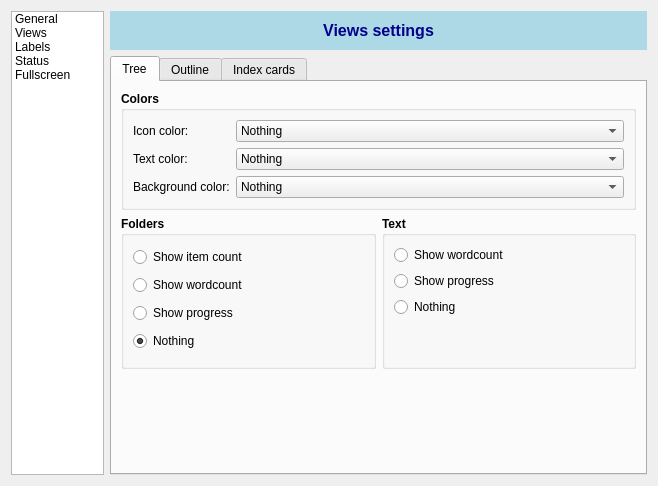
Old version of the form src/ui/settings.ui in the repository olivierkes/manuskript.
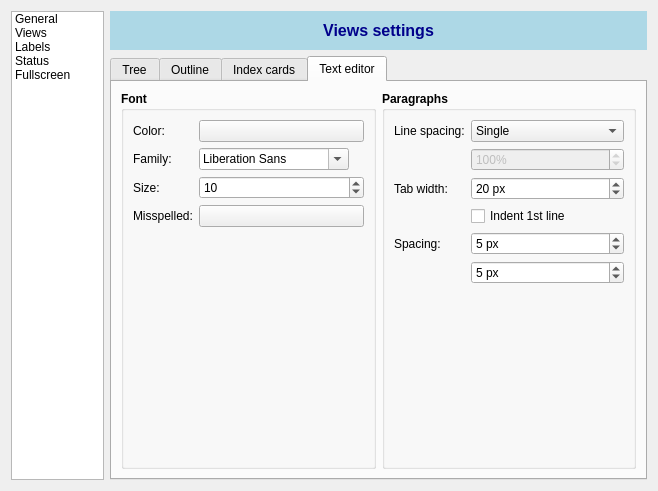
New version of the form. The open tabs and pages were chosen to show the change. Icons and pictures are not drawn.

What changed in the file:
```diff
--- a/src/ui/settings.ui
+++ b/src/ui/settings.ui
@@ -7,7 +7,7 @@
     <x>0</x>
     <y>0</y>
     <width>658</width>
-    <height>486</height>
+    <height>491</height>
    </rect>
   </property>
   <property name="windowTitle">
@@ -436,7 +436,7 @@
        <item>
         <widget class="QTabWidget" name="tabViews">
          <property name="currentIndex">
-          <number>0</number>
+          <number>3</number>
          </property>
          <widget class="QWidget" name="tab">
           <attribute name="title">
@@ -1485,6 +1485,377 @@
            </item>
           </layout>
          </widget>
+         <widget class="QWidget" name="tab_4">
+          <attribute name="title">
+           <string>Text editor</string>
+          </attribute>
+          <layout class="QHBoxLayout" name="horizontalLayout_11">
+           <item>
+            <widget class="QGroupBox" name="groupBox_12">
+             <property name="font">
+              <font>
+               <weight>75</weight>
+               <bold>true</bold>
+              </font>
+             </property>
+             <property name="title">
+              <string>Font</string>
+             </property>
+             <layout class="QFormLayout" name="formLayout_8">
+              <item row="0" column="0">
+               <widget class="QLabel" name="label_37">
+                <property name="font">
+                 <font>
+                  <weight>50</weight>
+                  <bold>false</bold>
+                 </font>
+                </property>
+                <property name="text">
+                 <string>Color:</string>
+                </property>
+               </widget>
+              </item>
+              <item row="0" column="1">
+               <widget class="QPushButton" name="btnEditorFontColor">
+                <property name="sizePolicy">
+                 <sizepolicy hsizetype="Preferred" vsizetype="Fixed">
+                  <horstretch>0</horstretch>
+                  <verstretch>0</verstretch>
+                 </sizepolicy>
+                </property>
+                <property name="font">
+                 <font>
+                  <weight>50</weight>
+                  <bold>false</bold>
+                 </font>
+                </property>
+                <property name="text">
+                 <string/>
+                </property>
+               </widget>
+              </item>
+              <item row="1" column="0">
+               <widget class="QLabel" name="label_39">
+                <property name="font">
+                 <font>
+                  <weight>50</weight>
+                  <bold>false</bold>
+                 </font>
+                </property>
+                <property name="text">
+                 <string>Family:</string>
+                </property>
+               </widget>
+              </item>
+              <item row="1" column="1">
+               <widget class="QFontComboBox" name="cmbEditorFontFamily">
+                <property name="sizePolicy">
+                 <sizepolicy hsizetype="Preferred" vsizetype="Fixed">
+                  <horstretch>0</horstretch>
+                  <verstretch>0</verstretch>
+                 </sizepolicy>
+                </property>
+                <property name="maximumSize">
+                 <size>
+                  <width>150</width>
+                  <height>16777215</height>
+                 </size>
+                </property>
+                <property name="font">
+                 <font>
+                  <weight>50</weight>
+                  <bold>false</bold>
+                 </font>
+                </property>
+               </widget>
+              </item>
+              <item row="2" column="0">
+               <widget class="QLabel" name="label_38">
+                <property name="font">
+                 <font>
+                  <weight>50</weight>
+                  <bold>false</bold>
+                 </font>
+                </property>
+                <property name="text">
+                 <string>Size:</string>
+                </property>
+               </widget>
+              </item>
+              <item row="3" column="0">
+               <widget class="QLabel" name="label_36">
+                <property name="font">
+                 <font>
+                  <weight>50</weight>
+                  <bold>false</bold>
+                 </font>
+                </property>
+                <property name="text">
+                 <string>Misspelled:</string>
+                </property>
+               </widget>
+              </item>
+              <item row="3" column="1">
+               <widget class="QPushButton" name="btnEditorMisspelledColor">
+                <property name="sizePolicy">
+                 <sizepolicy hsizetype="Preferred" vsizetype="Fixed">
+                  <horstretch>0</horstretch>
+                  <verstretch>0</verstretch>
+                 </sizepolicy>
+                </property>
+                <property name="font">
+                 <font>
+                  <weight>50</weight>
+                  <bold>false</bold>
+                 </font>
+                </property>
+                <property name="text">
+                 <string/>
+                </property>
+               </widget>
+              </item>
+              <item row="2" column="1">
+               <widget class="QSpinBox" name="spnEditorFontSize">
+                <property name="font">
+                 <font>
+                  <weight>50</weight>
+                  <bold>false</bold>
+                 </font>
+                </property>
+                <property name="minimum">
+                 <number>4</number>
+                </property>
+                <property name="maximum">
+                 <number>299</number>
+                </property>
+                <property name="value">
+                 <number>10</number>
+                </property>
+               </widget>
+              </item>
+             </layout>
+            </widget>
+           </item>
+           <item>
+            <widget class="QGroupBox" name="groupBox_13">
+             <property name="font">
+              <font>
+               <weight>75</weight>
+               <bold>true</bold>
+              </font>
+             </property>
+             <property name="title">
+              <string>Paragraphs</string>
+             </property>
+             <layout class="QFormLayout" name="formLayout_9">
+              <item row="0" column="0">
+               <widget class="QLabel" name="label_40">
+                <property name="font">
+                 <font>
+                  <weight>50</weight>
+                  <bold>false</bold>
+                 </font>
+                </property>
+                <property name="text">
+                 <string>Line spacing:</string>
+                </property>
+               </widget>
+              </item>
+              <item row="0" column="1">
+               <widget class="QComboBox" name="cmbEditorLineSpacing">
+                <property name="font">
+                 <font>
+                  <weight>50</weight>
+                  <bold>false</bold>
+                 </font>
+                </property>
+                <item>
+                 <property name="text">
+                  <string>Single</string>
+                 </property>
+                </item>
+                <item>
+                 <property name="text">
+                  <string>1.5 lines</string>
+                 </property>
+                </item>
+                <item>
+                 <property name="text">
+                  <string>Double</string>
+                 </property>
+                </item>
+                <item>
+                 <property name="text">
+                  <string>Proportional</string>
+                 </property>
+                </item>
+               </widget>
+              </item>
+              <item row="1" column="1">
+               <widget class="QSpinBox" name="spnEditorLineSpacing">
+                <property name="enabled">
+                 <bool>false</bool>
+                </property>
+                <property name="sizePolicy">
+                 <sizepolicy hsizetype="Preferred" vsizetype="Fixed">
+                  <horstretch>0</horstretch>
+                  <verstretch>0</verstretch>
+                 </sizepolicy>
+                </property>
+                <property name="font">
+                 <font>
+                  <weight>50</weight>
+                  <bold>false</bold>
+                 </font>
+                </property>
+                <property name="suffix">
+                 <string>%</string>
+                </property>
+                <property name="minimum">
+                 <number>50</number>
+                </property>
+                <property name="maximum">
+                 <number>999</number>
+                </property>
+                <property name="value">
+                 <number>100</number>
+                </property>
+               </widget>
+              </item>
+              <item row="2" column="0">
+               <widget class="QLabel" name="label_42">
+                <property name="font">
+                 <font>
+                  <weight>50</weight>
+                  <bold>false</bold>
+                 </font>
+                </property>
+                <property name="text">
+                 <string>Tab width:</string>
+                </property>
+               </widget>
+              </item>
+              <item row="2" column="1">
+               <widget class="QSpinBox" name="spnEditorTabWidth">
+                <property name="sizePolicy">
+                 <sizepolicy hsizetype="Preferred" vsizetype="Fixed">
+                  <horstretch>0</horstretch>
+                  <verstretch>0</verstretch>
+                 </sizepolicy>
+                </property>
+                <property name="font">
+                 <font>
+                  <weight>50</weight>
+                  <bold>false</bold>
+                 </font>
+                </property>
+                <property name="suffix">
+                 <string> px</string>
+                </property>
+                <property name="minimum">
+                 <number>0</number>
+                </property>
+                <property name="maximum">
+                 <number>199</number>
+                </property>
+                <property name="value">
+                 <number>20</number>
+                </property>
+               </widget>
+              </item>
+              <item row="3" column="1">
+               <widget class="QCheckBox" name="chkEditorIndent">
+                <property name="sizePolicy">
+                 <sizepolicy hsizetype="Preferred" vsizetype="Fixed">
+                  <horstretch>0</horstretch>
+                  <verstretch>0</verstretch>
+                 </sizepolicy>
+                </property>
+                <property name="font">
+                 <font>
+                  <weight>50</weight>
+                  <bold>false</bold>
+                 </font>
+                </property>
+                <property name="text">
+                 <string>Indent 1st line</string>
+                </property>
+               </widget>
+              </item>
+              <item row="4" column="0">
+               <widget class="QLabel" name="label_41">
+                <property name="font">
+                 <font>
+                  <weight>50</weight>
+                  <bold>false</bold>
+                 </font>
+                </property>
+                <property name="text">
+                 <string>Spacing:</string>
+                </property>
+               </widget>
+              </item>
+              <item row="4" column="1">
+               <widget class="QSpinBox" name="spnEditorParaAbove">
+                <property name="sizePolicy">
+                 <sizepolicy hsizetype="Preferred" vsizetype="Fixed">
+                  <horstretch>0</horstretch>
+                  <verstretch>0</verstretch>
+                 </sizepolicy>
+                </property>
+                <property name="font">
+                 <font>
+                  <weight>50</weight>
+                  <bold>false</bold>
+                 </font>
+                </property>
+                <property name="suffix">
+                 <string> px</string>
+                </property>
+                <property name="minimum">
+                 <number>0</number>
+                </property>
+                <property name="maximum">
+                 <number>199</number>
+                </property>
+                <property name="value">
+                 <number>5</number>
+                </property>
+               </widget>
+              </item>
+              <item row="5" column="1">
+               <widget class="QSpinBox" name="spnEditorParaBelow">
+                <property name="sizePolicy">
+                 <sizepolicy hsizetype="Preferred" vsizetype="Fixed">
+                  <horstretch>0</horstretch>
+                  <verstretch>0</verstretch>
+                 </sizepolicy>
+                </property>
+                <property name="font">
+                 <font>
+                  <weight>50</weight>
+                  <bold>false</bold>
+                 </font>
+                </property>
+                <property name="suffix">
+                 <string> px</string>
+                </property>
+                <property name="minimum">
+                 <number>0</number>
+                </property>
+                <property name="maximum">
+                 <number>199</number>
+                </property>
+                <property name="value">
+                 <number>5</number>
+                </property>
+               </widget>
+              </item>
+             </layout>
+            </widget>
+           </item>
+          </layout>
+         </widget>
         </widget>
        </item>
       </layout>
```
Left out of the diff: 4 changed lines with no effect on the pictures.
